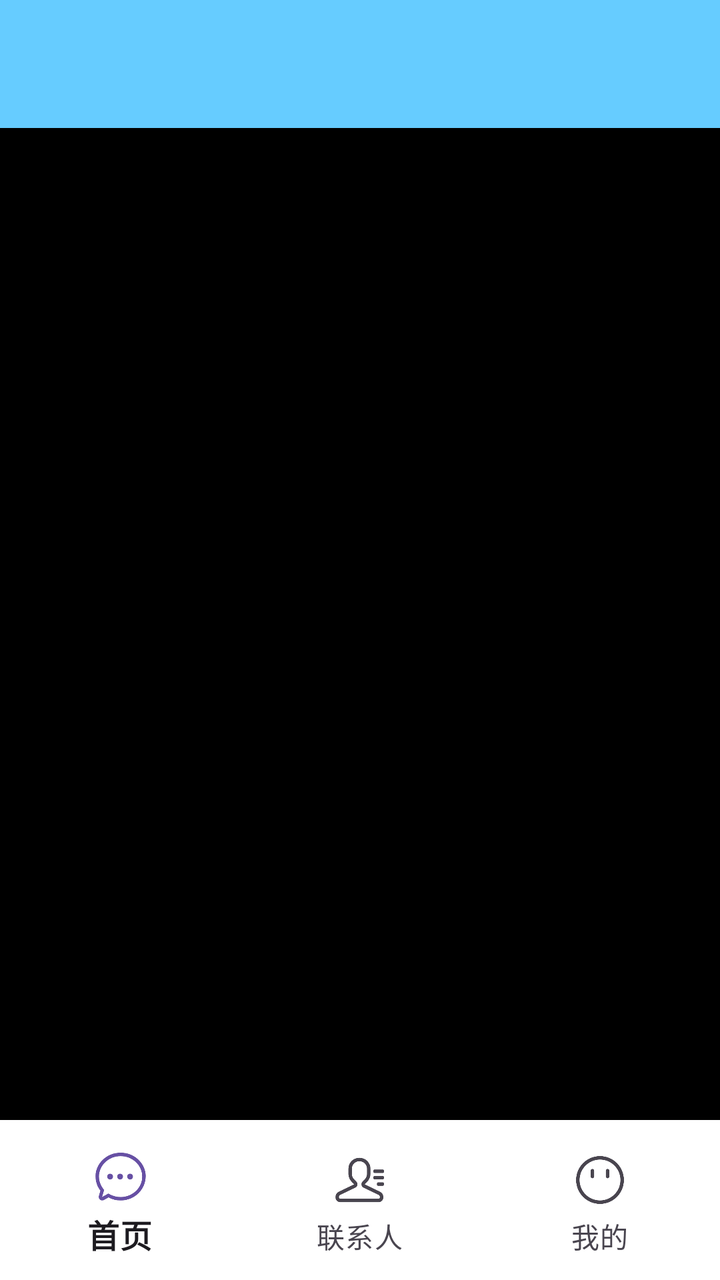
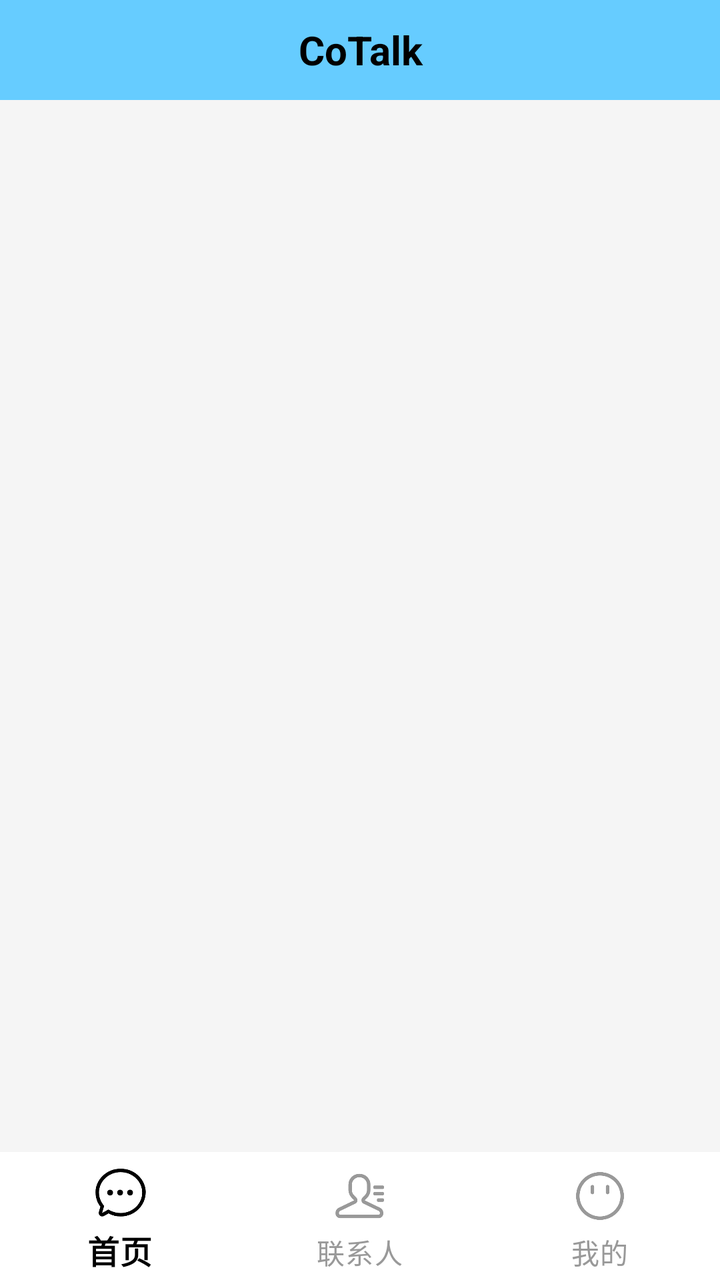

An Android layout rendered at two revisions. The XML below is the earlier revision; the diff shows what the commit changed to produce the second picture.
<!-- AndroidManifest.xml: application theme Theme.CoTalkProject -->
<!-- res/layout/activity_main.xml -->
<?xml version="1.0" encoding="utf-8"?>
<androidx.constraintlayout.widget.ConstraintLayout xmlns:android="http://schemas.android.com/apk/res/android"
    xmlns:app="http://schemas.android.com/apk/res-auto"
    xmlns:tools="http://schemas.android.com/tools"
    android:id="@+id/main"
    android:layout_width="match_parent"
    android:layout_height="match_parent"
    android:background="@color/black"
    tools:context=".MainActivity">

    <androidx.appcompat.widget.Toolbar
        android:id="@+id/title_bar"
        android:layout_width="0dp"
        android:layout_height="wrap_content"
        android:background="@drawable/bg_title_bar"
        app:layout_constraintEnd_toEndOf="parent"
        app:layout_constraintStart_toStartOf="parent"
        app:layout_constraintTop_toTopOf="parent" />

    <com.google.android.material.bottomnavigation.BottomNavigationView
        android:id="@+id/navigation_bar"
        android:layout_width="0dp"
        android:layout_height="wrap_content"
        android:background="@drawable/bg_navigation_bar"
        app:elevation="8dp"
        app:itemActiveIndicatorStyle="@null"
        app:itemIconSize="28dp"
        app:itemIconTint="@null"
        app:itemPaddingBottom="16dp"
        app:itemPaddingTop="16dp"
        app:itemRippleColor="@null"
        app:itemTextAppearanceActive="@style/NavigationTextActive"
        app:itemTextAppearanceInactive="@style/NavigationTextInactive"
        app:layout_constraintBottom_toBottomOf="parent"
        app:layout_constraintEnd_toEndOf="parent"
        app:layout_constraintStart_toStartOf="parent"
        app:menu="@menu/navigation_menu" />

</androidx.constraintlayout.widget.ConstraintLayout>
<!-- resources referenced by this layout -->
<resources>
  <color name="black">#FF000000</color>
  <!-- drawable bg_navigation_bar (drawable) -->
  <?xml version="1.0" encoding="utf-8"?>
  <shape xmlns:android="http://schemas.android.com/apk/res/android"
      android:shape="rectangle">
  
      <solid android:color="@color/white" />
  
  </shape>
  <!-- drawable bg_title_bar (drawable) -->
  <?xml version="1.0" encoding="utf-8"?>
  <shape xmlns:android="http://schemas.android.com/apk/res/android"
      android:shape="rectangle">
  
      <solid android:color="@color/blue_ty" />
  
  </shape>
  <style name="NavigationTextActive" parent="TextAppearance.Material3.BodySmall">
          <item name="android:textSize">16sp</item>
          <item name="android:textStyle">bold</item>
      </style>
  <style name="NavigationTextInactive" parent="TextAppearance.Material3.BodySmall">
          <item name="android:textSize">14sp</item>
          <item name="android:textStyle">normal</item>
      </style>
  <style name="Theme.CoTalkProject" parent="Base.Theme.CoTalkProject" />
  <color name="white">#FFFFFFFF</color>
  <color name="blue_ty">#FF66CCFF</color>
  <style name="Base.Theme.CoTalkProject" parent="Theme.Material3.DayNight.NoActionBar">
          
          
      </style>
</resources>

<!-- the commit's change to res/layout/activity_main.xml (unified diff, before → after) -->
@@ -5,35 +5,123 @@
     android:id="@+id/main"
     android:layout_width="match_parent"
     android:layout_height="match_parent"
-    android:background="@color/black"
+    android:background="@color/bg_page"
     tools:context=".MainActivity">
 
-    <androidx.appcompat.widget.Toolbar
+    <include
         android:id="@+id/title_bar"
+        layout="@layout/layout_title_bar"
         android:layout_width="0dp"
         android:layout_height="wrap_content"
-        android:background="@drawable/bg_title_bar"
         app:layout_constraintEnd_toEndOf="parent"
         app:layout_constraintStart_toStartOf="parent"
         app:layout_constraintTop_toTopOf="parent" />
+
+    <FrameLayout
+        android:id="@+id/fragment_container"
+        android:layout_width="0dp"
+        android:layout_height="0dp"
+        android:background="@color/bg_page"
+        app:layout_constraintBottom_toTopOf="@id/navigation_bar"
+        app:layout_constraintEnd_toEndOf="parent"
+        app:layout_constraintStart_toStartOf="parent"
+        app:layout_constraintTop_toBottomOf="@id/title_bar" />
 
     <com.google.android.material.bottomnavigation.BottomNavigationView
         android:id="@+id/navigation_bar"
         android:layout_width="0dp"
         android:layout_height="wrap_content"
+        android:minHeight="64dp"
         android:background="@drawable/bg_navigation_bar"
         app:elevation="8dp"
         app:itemActiveIndicatorStyle="@null"
         app:itemIconSize="28dp"
-        app:itemIconTint="@null"
-        app:itemPaddingBottom="16dp"
-        app:itemPaddingTop="16dp"
+        app:itemIconTint="@color/nav_item_color"
+        app:itemPaddingBottom="8dp"
+        app:itemPaddingTop="8dp"
         app:itemRippleColor="@null"
         app:itemTextAppearanceActive="@style/NavigationTextActive"
         app:itemTextAppearanceInactive="@style/NavigationTextInactive"
+        app:itemTextColor="@color/nav_item_color"
         app:layout_constraintBottom_toBottomOf="parent"
         app:layout_constraintEnd_toEndOf="parent"
         app:layout_constraintStart_toStartOf="parent"
         app:menu="@menu/navigation_menu" />
 
 </androidx.constraintlayout.widget.ConstraintLayout>
+<!-- res/layout/layout_title_bar.xml (included above) -->
+<?xml version="1.0" encoding="utf-8"?>
+<androidx.constraintlayout.widget.ConstraintLayout xmlns:android="http://schemas.android.com/apk/res/android"
+    xmlns:app="http://schemas.android.com/apk/res-auto"
+    android:layout_width="match_parent"
+    android:layout_height="wrap_content"
+    android:minHeight="50dp"
+    android:background="@drawable/bg_title_bar">
+
+    <TextView
+        android:id="@+id/btn_back"
+        android:layout_width="80dp"
+        android:layout_height="50dp"
+        android:background="?attr/selectableItemBackground"
+        android:contentDescription="@string/back"
+        android:gravity="center"
+        android:text="@string/back"
+        android:textColor="@color/text_primary"
+        android:textSize="16sp"
+        android:visibility="gone"
+        app:layout_constraintStart_toStartOf="parent"
+        app:layout_constraintTop_toTopOf="parent" />
+
+    <TextView
+        android:id="@+id/tv_title"
+        android:layout_width="0dp"
+        android:layout_height="50dp"
+        android:gravity="center"
+        android:singleLine="true"
+        android:text="@string/title_home"
+        android:textColor="@color/text_primary"
+        android:textSize="20sp"
+        android:textStyle="bold"
+        app:layout_constraintEnd_toEndOf="parent"
+        app:layout_constraintStart_toStartOf="parent"
+        app:layout_constraintTop_toTopOf="parent" />
+
+    <LinearLayout
+        android:id="@+id/ll_actions"
+        android:layout_width="wrap_content"
+        android:layout_height="50dp"
+        android:gravity="center_vertical"
+        android:orientation="horizontal"
+        android:paddingStart="4dp"
+        android:paddingEnd="4dp"
+        android:visibility="gone"
+        app:layout_constraintEnd_toEndOf="parent"
+        app:layout_constraintTop_toTopOf="parent">
+
+        <ImageButton
+            android:id="@+id/btn_action_settings"
+            android:layout_width="48dp"
+            android:layout_height="48dp"
+            android:background="?attr/selectableItemBackgroundBorderless"
+            android:contentDescription="@string/settings"
+            android:padding="12dp"
+            android:scaleType="centerInside"
+            android:src="@drawable/ic_settings"
+            android:tint="@color/text_primary"
+            android:visibility="gone" />
+
+        <ImageButton
+            android:id="@+id/btn_action_about"
+            android:layout_width="48dp"
+            android:layout_height="48dp"
+            android:background="?attr/selectableItemBackgroundBorderless"
+            android:contentDescription="@string/about"
+            android:padding="12dp"
+            android:scaleType="centerInside"
+            android:src="@drawable/ic_about"
+            android:tint="@color/text_primary"
+            android:visibility="gone" />
+
+    </LinearLayout>
+
+</androidx.constraintlayout.widget.ConstraintLayout>
<!-- resource entries referenced after the edit -->
@@ -1,6 +1,7 @@
 <!-- resources referenced by this layout -->
 <resources>
-  <color name="black">#FF000000</color>
+  <color name="bg_page">#FFF5F5F5</color>
+  <color name="text_primary">#FF000000</color>
   <!-- drawable bg_navigation_bar (drawable) -->
   <?xml version="1.0" encoding="utf-8"?>
   <shape xmlns:android="http://schemas.android.com/apk/res/android"
@@ -17,6 +18,32 @@
       <solid android:color="@color/blue_ty" />
   
   </shape>
+  <!-- drawable ic_about (drawable) -->
+  <?xml version="1.0" encoding="utf-8"?>
+  <vector xmlns:android="http://schemas.android.com/apk/res/android"
+      android:width="24dp"
+      android:height="24dp"
+      android:viewportWidth="24"
+      android:viewportHeight="24">
+      <path
+          android:fillColor="@color/text_primary"
+          android:pathData="M12,2C6.48,2 2,6.48 2,12s4.48,10 10,10 10,-4.48 10,-10S17.52,2 12,2zM13,17h-2v-6h2v6zM13,9h-2V7h2v2z" />
+  </vector>
+  <!-- drawable ic_settings (drawable) -->
+  <?xml version="1.0" encoding="utf-8"?>
+  <vector xmlns:android="http://schemas.android.com/apk/res/android"
+      android:width="24dp"
+      android:height="24dp"
+      android:viewportWidth="24"
+      android:viewportHeight="24">
+      <path
+          android:fillColor="@color/text_primary"
+          android:pathData="M19.43,12.98c0.04,-0.32 0.07,-0.65 0.07,-0.98s-0.02,-0.66 -0.07,-0.98l2.11,-1.65c0.19,-0.15 0.24,-0.42 0.12,-0.64l-2,-3.46c-0.12,-0.22 -0.37,-0.31 -0.6,-0.22l-2.49,1c-0.52,-0.4 -1.08,-0.73 -1.69,-0.98L14.5,2.42c-0.03,-0.24 -0.24,-0.42 -0.48,-0.42h-4c-0.24,0 -0.45,0.18 -0.48,0.42l-0.38,2.63c-0.61,0.25 -1.17,0.59 -1.69,0.98l-2.49,-1c-0.23,-0.09 -0.48,0 -0.6,0.22l-2,3.46c-0.12,0.22 -0.07,0.49 0.12,0.64l2.11,1.65c-0.04,0.32 -0.07,0.65 -0.07,0.98s0.02,0.66 0.07,0.98l-2.11,1.65c-0.19,0.15 -0.24,0.42 -0.12,0.64l2,3.46c0.12,0.22 0.37,0.31 0.6,0.22l2.49,-1c0.52,0.4 1.08,0.73 1.69,0.98l0.38,2.63c0.03,0.24 0.24,0.42 0.48,0.42h4c0.24,0 0.45,-0.18 0.48,-0.42l0.38,-2.63c0.61,-0.25 1.17,-0.59 1.69,-0.98l2.49,1c0.23,0.09 0.48,0 0.6,-0.22l2,-3.46c0.12,-0.22 0.07,-0.49 -0.12,-0.64l-2.11,-1.65zM12,15.5c-1.93,0 -3.5,-1.57 -3.5,-3.5s1.57,-3.5 3.5,-3.5 3.5,1.57 3.5,3.5 -1.57,3.5 -3.5,3.5z" />
+  </vector>
+  <string name="about">关于</string>
+  <string name="back">&lt; 返回</string>
+  <string name="settings">设置</string>
+  <string name="title_home">CoTalk</string>
   <style name="NavigationTextActive" parent="TextAppearance.Material3.BodySmall">
           <item name="android:textSize">16sp</item>
           <item name="android:textStyle">bold</item>
@@ -28,9 +55,20 @@
   <style name="Theme.CoTalkProject" parent="Base.Theme.CoTalkProject" />
   <color name="white">#FFFFFFFF</color>
   <color name="blue_ty">#FF66CCFF</color>
-  <style name="Base.Theme.CoTalkProject" parent="Theme.Material3.DayNight.NoActionBar">
-          
-          
+  <style name="Base.Theme.CoTalkProject" parent="Theme.Material3.Light.NoActionBar">
+          <item name="colorPrimary">@color/blue_ty</item>
+          <item name="colorOnPrimary">@color/text_primary</item>
+          <item name="colorSecondary">@color/blue_dark</item>
+          <item name="colorOnSecondary">@color/text_primary</item>
+          <item name="android:colorAccent">@color/blue_ty</item>
+  
+          <item name="android:windowBackground">@color/bg_page</item>
+          <item name="android:statusBarColor">@color/blue_ty</item>
+          <item name="android:navigationBarColor">@color/white</item>
+          <item name="android:windowLightStatusBar">true</item>
+          <item name="android:windowLightNavigationBar" tools:targetApi="o_mr1">true</item>
+          <item name="android:forceDarkAllowed" tools:targetApi="q">false</item>
       </style>
+  <color name="blue_dark">#FF33B5E5</color>
 </resources>
 
